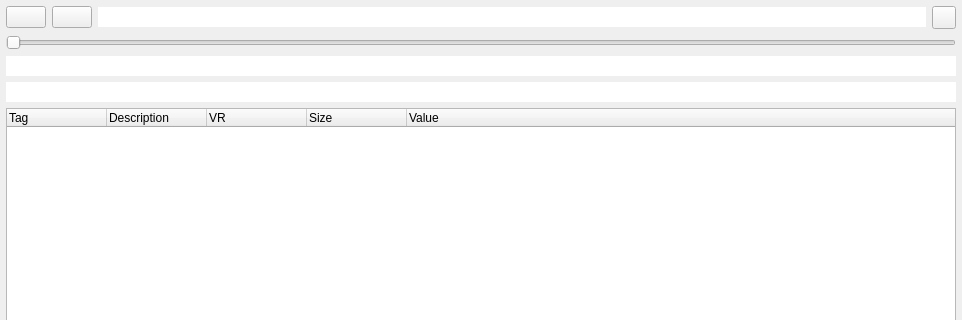
This is browser/sqtree.ui in AlizaMedicalImaging/AlizaMS as Qt 5 draws it before an edit; both pictures show x 0 to 962 and y 0 to 320 of the 962 by 594 pixel window. The edited form follows.
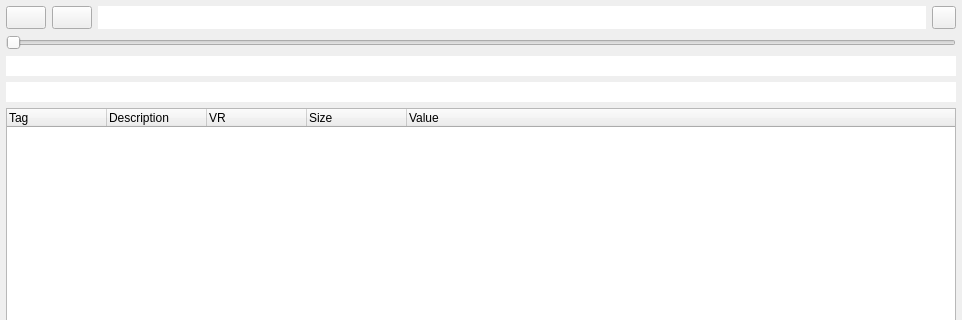
This is the edited form. Icons and pictures are not drawn.

Diff of the .ui file:
```diff
--- a/browser/sqtree.ui
+++ b/browser/sqtree.ui
@@ -31,7 +31,7 @@
      <item>
       <widget class="QPushButton" name="pushButton">
        <property name="sizePolicy">
-        <sizepolicy hsizetype="Fixed" vsizetype="Fixed">
+        <sizepolicy hsizetype="Preferred" vsizetype="Preferred">
          <horstretch>0</horstretch>
          <verstretch>0</verstretch>
         </sizepolicy>
@@ -51,7 +51,7 @@
      <item>
       <widget class="QPushButton" name="scan_pushButton">
        <property name="sizePolicy">
-        <sizepolicy hsizetype="Fixed" vsizetype="Fixed">
+        <sizepolicy hsizetype="Preferred" vsizetype="Preferred">
          <horstretch>0</horstretch>
          <verstretch>0</verstretch>
         </sizepolicy>
@@ -70,6 +70,12 @@
      </item>
      <item>
       <widget class="QLineEdit" name="lineEdit">
+       <property name="sizePolicy">
+        <sizepolicy hsizetype="Expanding" vsizetype="Preferred">
+         <horstretch>0</horstretch>
+         <verstretch>0</verstretch>
+        </sizepolicy>
+       </property>
        <property name="toolTip">
         <string>Read during a loading. Drop any DICOM file.</string>
        </property>
```
Left out of the diff: 6 changed lines with no effect on the pictures.
